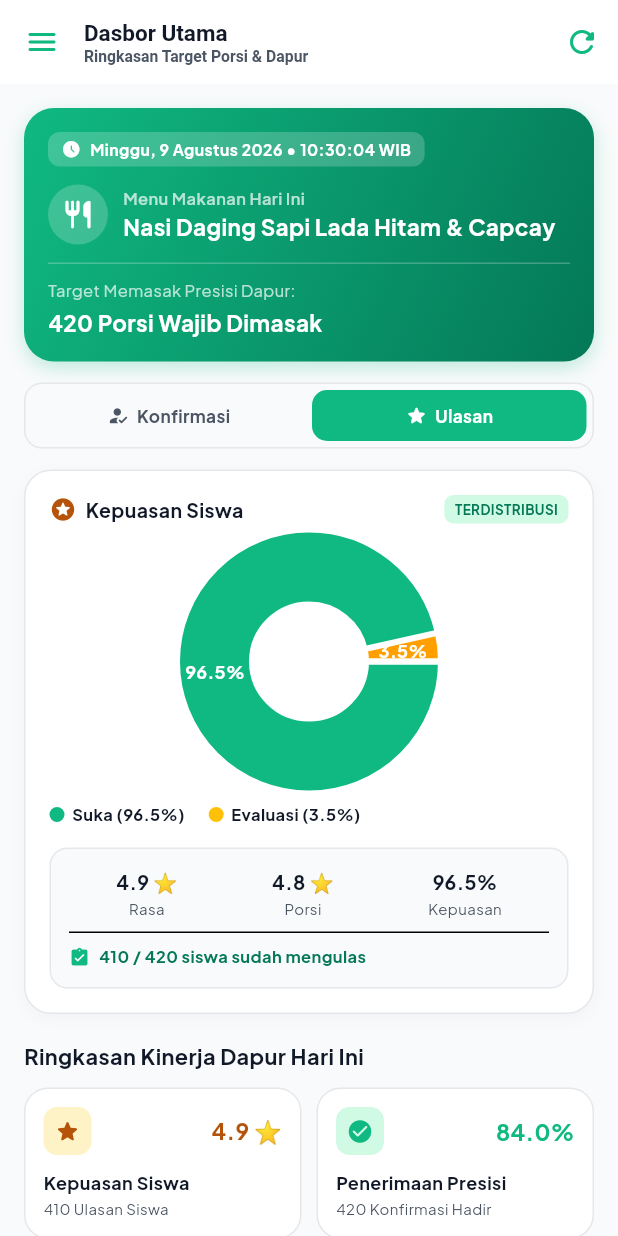
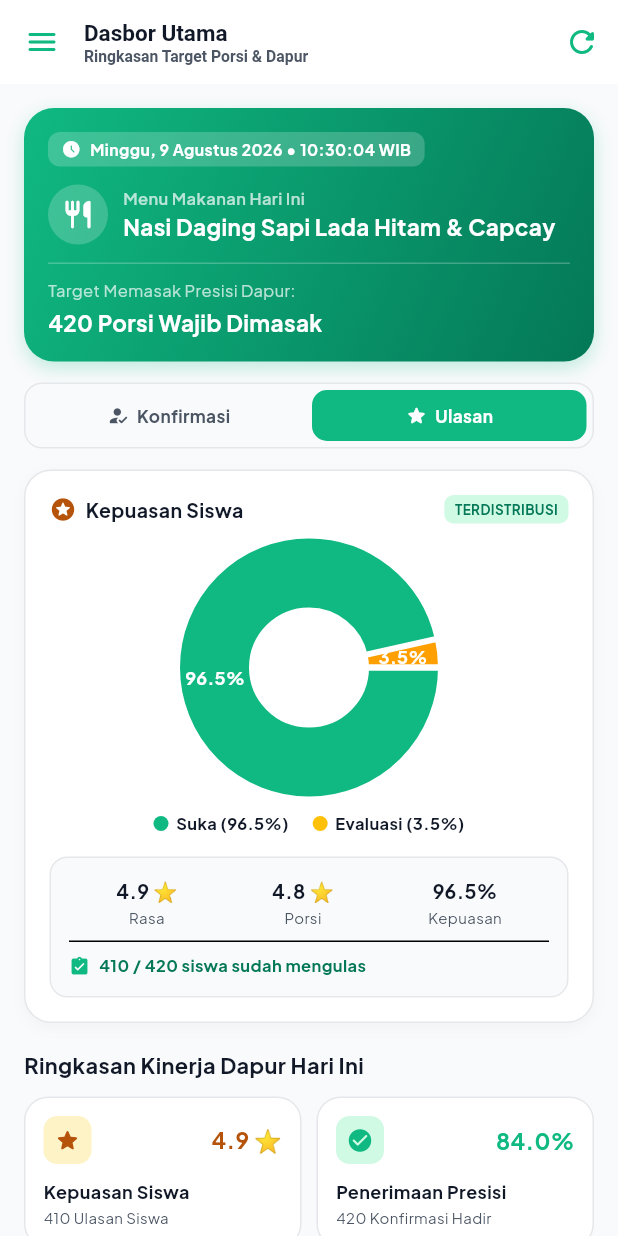
Before and after one commit to Daffarael/MBGTrust, a Flutter app: the EstimationScreen screen opened by its route, after a tap on "Konfirmasi", after a tap on "Ulasan", on a phone screen of 412 x 824 dp. Run offline on Flutter 3.47's test engine with Material 3 defaults, Android fonts, the phone set to English and light mode, and no system bars; drawn by our look-alikes of fl_chart; our stand-ins replace dio, flutter_riverpod, flutter_secure_storage, go_router, google_fonts; accounts and stored records are empty; network calls fail.

Commit message:
fix(dashboard): add breathing spacing between title/chart/legends and center-align all legend indicators

```diff
--- a/mbgtrust-frontend/lib/features/production/presentation/estimation_screen.dart
+++ b/mbgtrust-frontend/lib/features/production/presentation/estimation_screen.dart
@@ -659,7 +659,7 @@ class _EstimationScreenState extends State<EstimationScreen> {
               ),
             ],
           ),
-          const SizedBox(height: 12),
+          const SizedBox(height: 16),
 
           // PIE CHART RINGKAS (HEIGHT 160px)
           SizedBox(
@@ -688,10 +688,11 @@ class _EstimationScreenState extends State<EstimationScreen> {
               ),
             ),
           ),
-          const SizedBox(height: 14),
+          const SizedBox(height: 16),
 
-          // 3 LEGENDA KATEGORI (WRAP BEBAS OVERFLOW)
-          Wrap(
+          // 3 LEGENDA KATEGORI (CENTER + WRAP BEBAS OVERFLOW)
+          Center(
+            child: Wrap(
               alignment: WrapAlignment.center,
               spacing: 12,
               runSpacing: 8,
@@ -709,6 +710,7 @@ class _EstimationScreenState extends State<EstimationScreen> {
                 label: 'Belum Konfirmasi ($pending)',
               ),
               ],
+            ),
           ),
           const SizedBox(height: 14),
 
@@ -806,7 +808,7 @@ class _EstimationScreenState extends State<EstimationScreen> {
               ),
             ],
           ),
-          const SizedBox(height: 12),
+          const SizedBox(height: 16),
 
           // PIE CHART ULASAN (HEIGHT 160px)
           SizedBox(
@@ -834,12 +836,14 @@ class _EstimationScreenState extends State<EstimationScreen> {
               ),
             ),
           ),
-          const SizedBox(height: 14),
+          const SizedBox(height: 16),
 
-          // LEGENDA ULASAN
-          Wrap(
+          // LEGENDA ULASAN (CENTER)
+          Center(
+            child: Wrap(
               alignment: WrapAlignment.center,
               spacing: 16,
+              runSpacing: 8,
               children: const [
               _ChartLegendTile(
                 color: AppColors.primary,
@@ -850,6 +854,7 @@ class _EstimationScreenState extends State<EstimationScreen> {
                 label: 'Evaluasi (3.5%)',
               ),
               ],
+            ),
           ),
           const SizedBox(height: 14),
 
```
Lines whose indentation alone changed are shown as unchanged.
